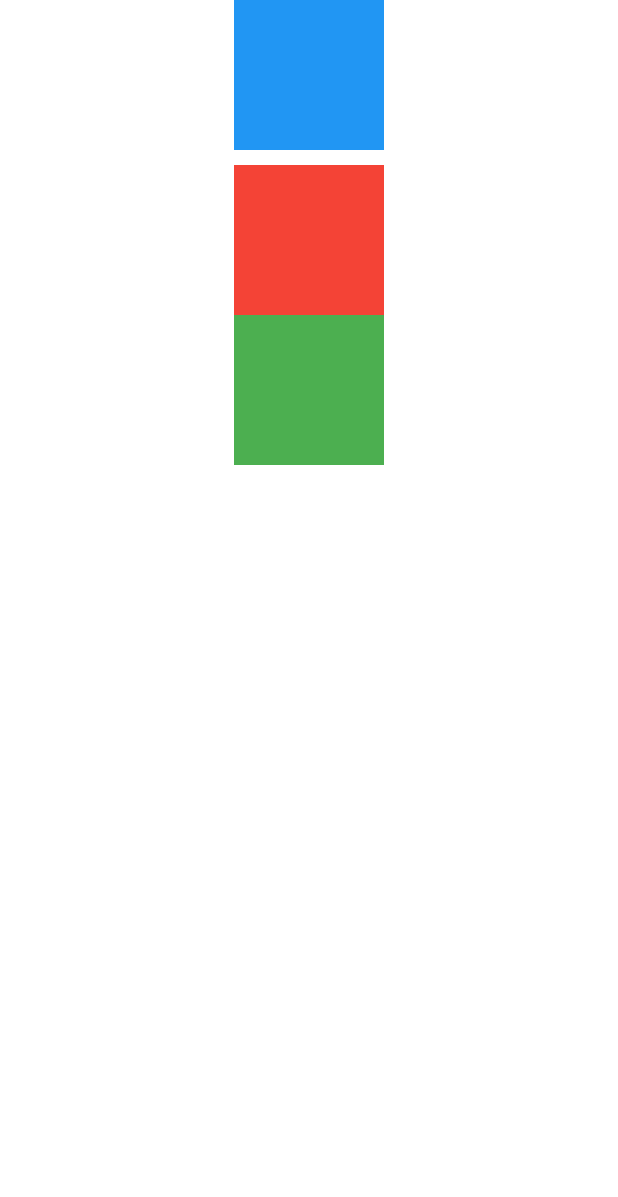
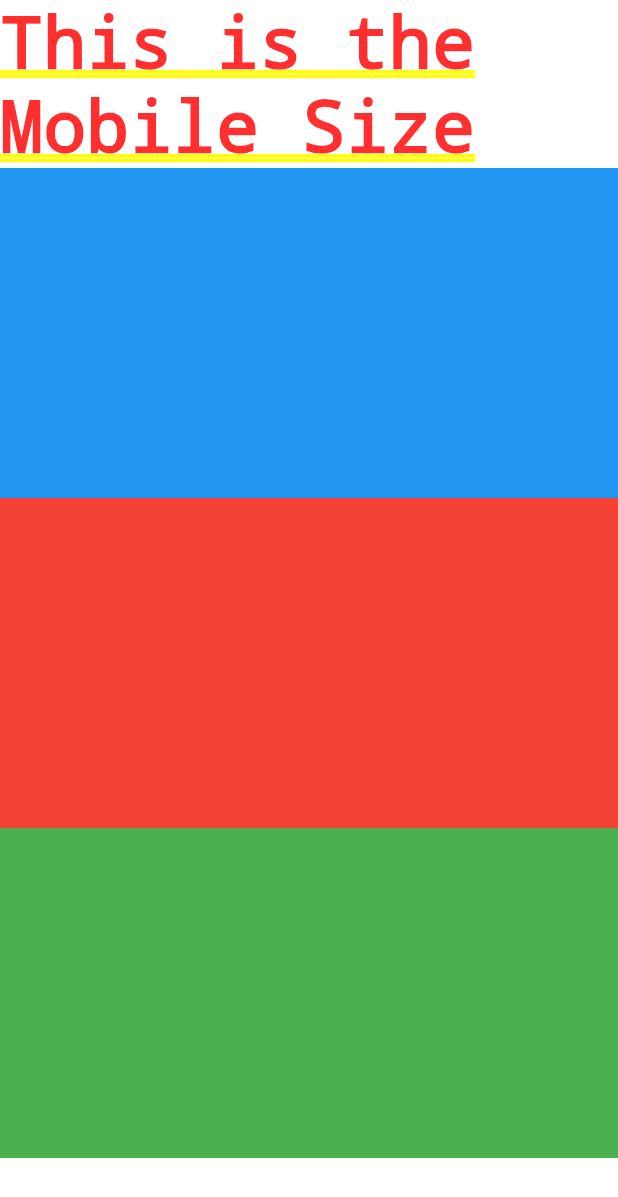
Before and after one commit to HaiderAli228/75DaysGoal, a Flutter app: the screen it shows after launch, on a phone screen of 412 x 824 dp. Shown: the top 1197 px of the screen. Run offline on Flutter 3.47's test engine with Material 3 defaults, Android fonts, the phone set to English and light mode, and no system bars.

Commit message:
Day3 : learn the layout builder complete and next to expanded

```diff
--- a/lib/days3/responsiv_design.dart
+++ b/lib/days3/responsiv_design.dart
@@ -7,28 +7,21 @@ class ResponsiveCard extends StatelessWidget {
   Widget build(BuildContext context) {
     return LayoutBuilder(
       builder: (context, constraints) {
-        // Checking available width
-        if (constraints.maxWidth < 700) {
-          // Mobile
-          return Column(
-            children: [
-              Container(color: Colors.blue, height: 100, width: 100),
-              SizedBox(height: 10),
-              Container(color: Colors.red, height: 100, width: 100),
-              Container(color: Colors.green, height: 100, width: 100),
-            ],
-          );
-        } else {
-          // Tablet or Desktop
-          return Row(
-            children: [
-              Container(color: Colors.blue, height: 100, width: 100),
-              SizedBox(height: 10),
-              Container(color: Colors.red, height: 100, width: 100),
-              Container(color: Colors.green, height: 100, width: 100),
-            ],
-          );
-        }
+        return ListView(
+          scrollDirection: constraints.maxWidth < 700
+              ? Axis.vertical
+              : Axis.horizontal,
+          children: [
+            Text(
+              constraints.maxWidth < 700
+                  ? "This is the Mobile Size"
+                  : "This is the Desktop Size",
+            ),
+            Container(color: Colors.blue, height: 220, width: 500),
+            Container(color: Colors.red, height: 220, width: 500),
+            Container(color: Colors.green, height: 220, width: 500),
+          ],
+        );
       },
     );
   }
```
